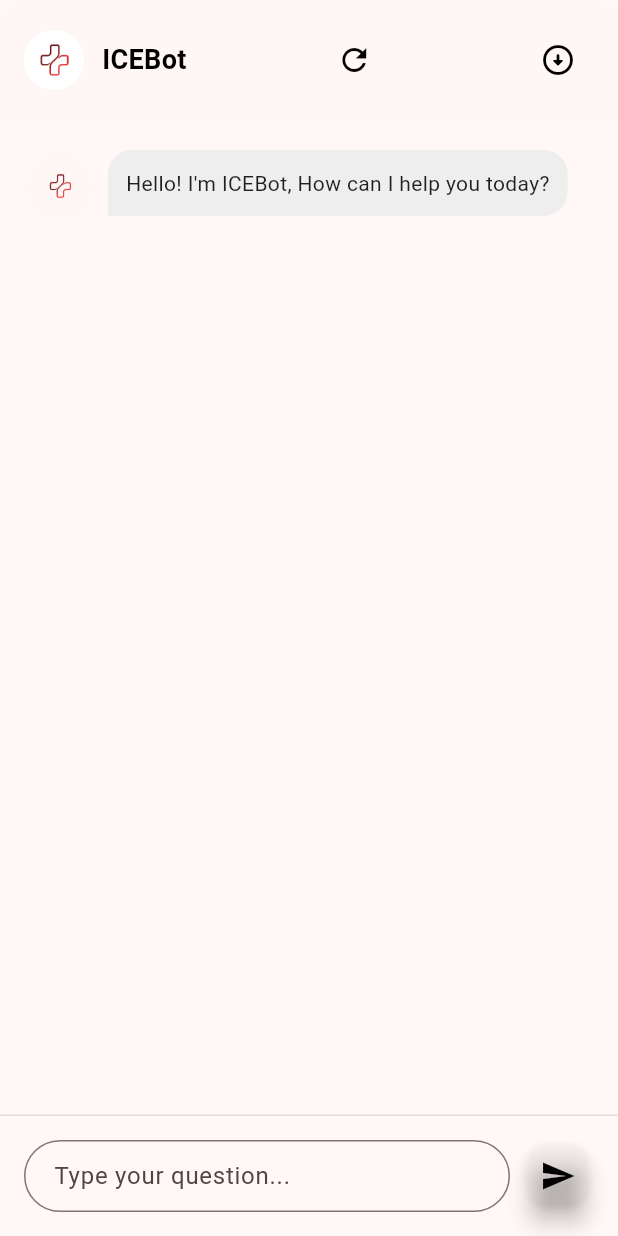
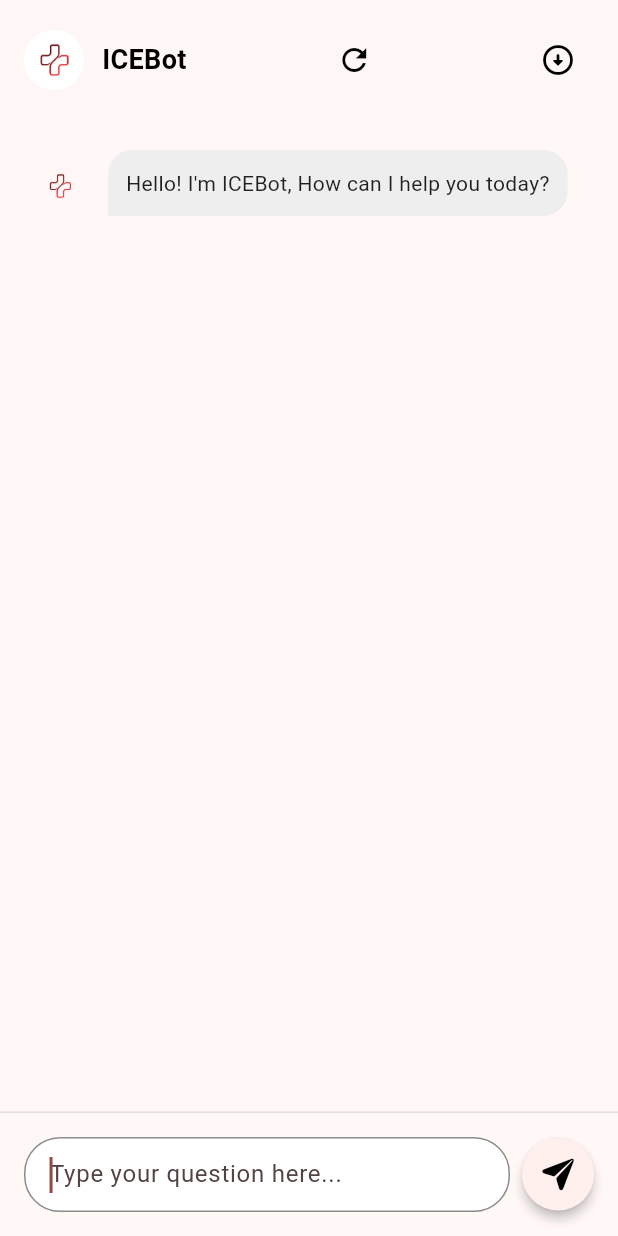
Before and after one commit to maiHydrogen/ICEbot, a Flutter app: the ChatbotWidget screen opened directly with empty values, on a phone screen of 412 x 824 dp. Run offline on Flutter 3.47's test engine with Material 3 defaults, Android fonts, the phone set to English and light mode, and no system bars; missing offline and left inert: string_similarity.

Commit message:
fix: fixed input bar

```diff
--- a/lib/src/widgets/chatbot_widget.dart
+++ b/lib/src/widgets/chatbot_widget.dart
@@ -1,3 +1,4 @@
+import 'package:flutter/cupertino.dart';
 import 'package:flutter/material.dart';
 import 'package:icebot/index.dart';
 
@@ -148,27 +149,38 @@ class _ChatbotWidgetState extends State<ChatbotWidget> {
       child: Row(
         children: [
           Expanded(
+                child: Container(
+                  decoration: BoxDecoration(
+                    color: Colors.white,
+                    borderRadius: BorderRadius.circular(24),
+                    border: Border.all(color: Colors.black45),
+                  ),
                   child: TextField(
                     controller: _controller,
-              decoration: InputDecoration(
-                hintText: 'Type your question...',
-                border: OutlineInputBorder(
-                  borderRadius: BorderRadius.circular(25),
-                ),
+                    keyboardType: TextInputType.multiline,
+                    maxLines: null,
+                    decoration:  InputDecoration(
+                      hintText: 'Type your question here...',
+                      border: InputBorder.none,
                       contentPadding: const EdgeInsets.symmetric(
                         horizontal: 16,
                         vertical: 12,
                       ),
                     ),
+                    autofocus: true,
                     onSubmitted: _sendMessage,
                   ),
                 ),
+              ),
           const SizedBox(width: 8),
-          FloatingActionButton(
-            mini: true,
-            backgroundColor: widget.config.primaryColor,
+          ElevatedButton(
             onPressed: () => _sendMessage(_controller.text),
-            child: const Icon(Icons.send, color: Colors.black),
+            style: ElevatedButton.styleFrom(
+              shape: const CircleBorder(),minimumSize: Size(48,48),
+              elevation: 3,
+              padding: const EdgeInsets.all(0),
+            ),
+            child: Icon(CupertinoIcons.paperplane_fill, color: Colors.black, size: 24,),
           ),
         ],
       ),
```
Lines whose indentation alone changed are shown as unchanged.
